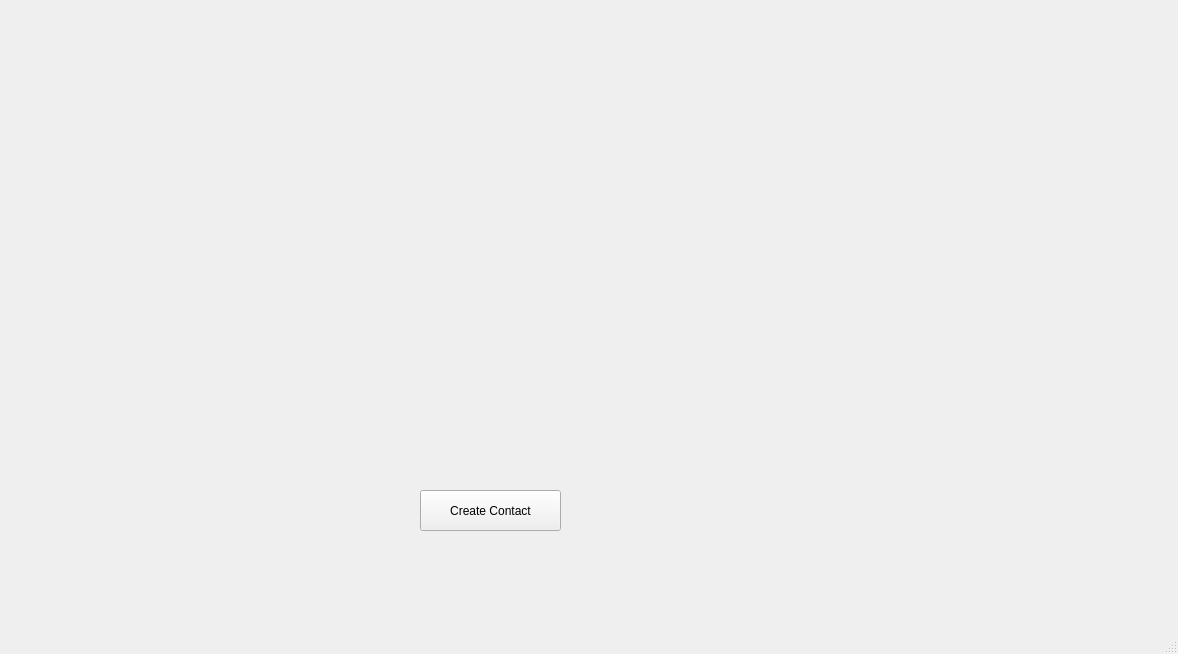
Above: TelephoneBook/mainwindow.ui from JustTeRoR/C-4th-task before the change. Below: the same form after it.
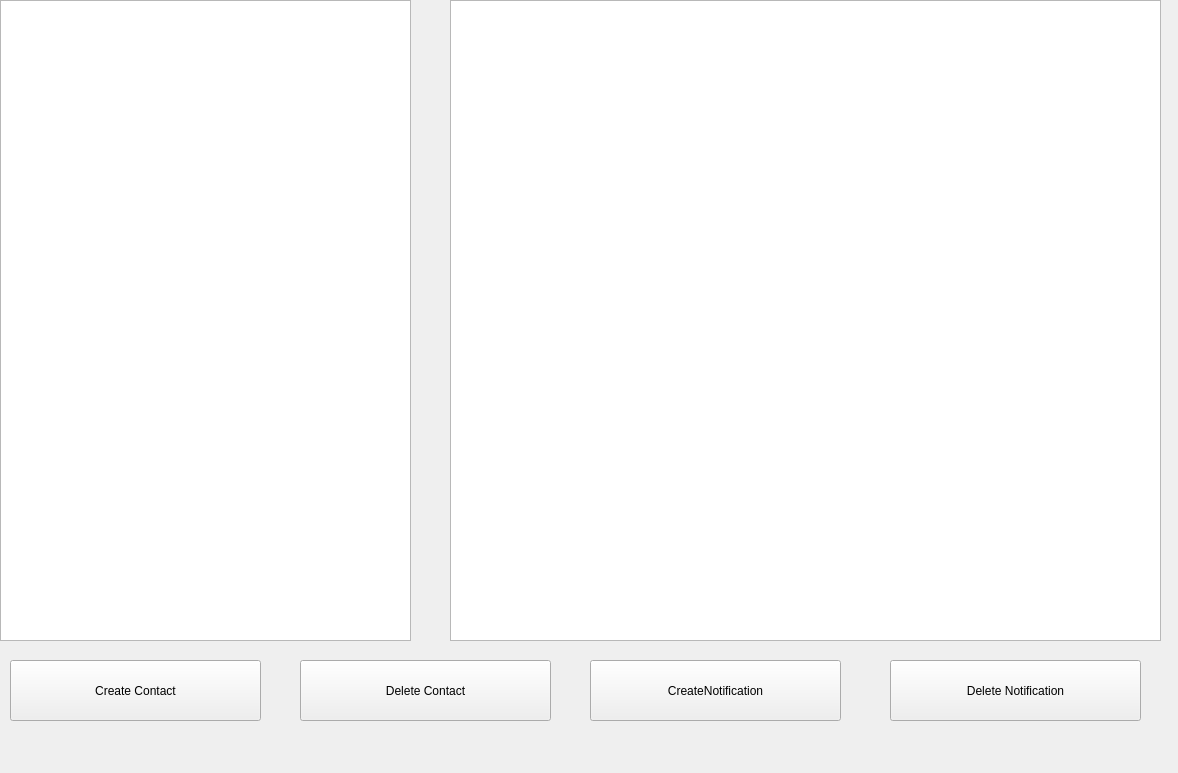
That is the form after the change.

Commit message: almost finished, remaining to fix deletign of contacts

The edit to the form file:
```diff
--- a/TelephoneBook/mainwindow.ui
+++ b/TelephoneBook/mainwindow.ui
@@ -7,7 +7,7 @@
     <x>0</x>
     <y>0</y>
     <width>1178</width>
-    <height>654</height>
+    <height>773</height>
    </rect>
   </property>
   <property name="windowTitle">
@@ -17,16 +17,75 @@
    <widget class="QPushButton" name="pushButton">
     <property name="geometry">
      <rect>
-      <x>420</x>
-      <y>490</y>
-      <width>141</width>
-      <height>41</height>
+      <x>10</x>
+      <y>660</y>
+      <width>251</width>
+      <height>61</height>
      </rect>
     </property>
     <property name="text">
      <string>Create Contact</string>
     </property>
    </widget>
+   <widget class="QTableView" name="tableView">
+    <property name="geometry">
+     <rect>
+      <x>0</x>
+      <y>0</y>
+      <width>411</width>
+      <height>641</height>
+     </rect>
+    </property>
+   </widget>
+   <widget class="QPushButton" name="AddNotificationButton">
+    <property name="geometry">
+     <rect>
+      <x>590</x>
+      <y>660</y>
+      <width>251</width>
+      <height>61</height>
+     </rect>
+    </property>
+    <property name="text">
+     <string>CreateNotification</string>
+    </property>
+   </widget>
+   <widget class="QTableView" name="tableView_2">
+    <property name="geometry">
+     <rect>
+      <x>450</x>
+      <y>0</y>
+      <width>711</width>
+      <height>641</height>
+     </rect>
+    </property>
+   </widget>
+   <widget class="QPushButton" name="DeleteContactButton">
+    <property name="geometry">
+     <rect>
+      <x>300</x>
+      <y>660</y>
+      <width>251</width>
+      <height>61</height>
+     </rect>
+    </property>
+    <property name="text">
+     <string>Delete Contact</string>
+    </property>
+   </widget>
+   <widget class="QPushButton" name="DeleteNotificationButton">
+    <property name="geometry">
+     <rect>
+      <x>890</x>
+      <y>660</y>
+      <width>251</width>
+      <height>61</height>
+     </rect>
+    </property>
+    <property name="text">
+     <string>Delete Notification</string>
+    </property>
+   </widget>
   </widget>
   <widget class="QMenuBar" name="menubar">
    <property name="geometry">
@@ -38,7 +97,6 @@
     </rect>
    </property>
   </widget>
-  <widget class="QStatusBar" name="statusbar"/>
  </widget>
  <resources/>
  <connections/>
```
Left out of the diff: 2 changed lines with no effect on the pictures. The commit also changes 15 other files.
